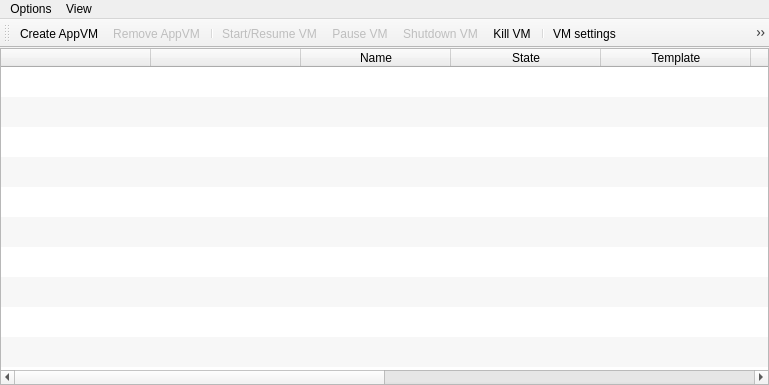
Above: mainwindow.ui from QubesOS/qubes-manager before the change. Below: the same form after it.
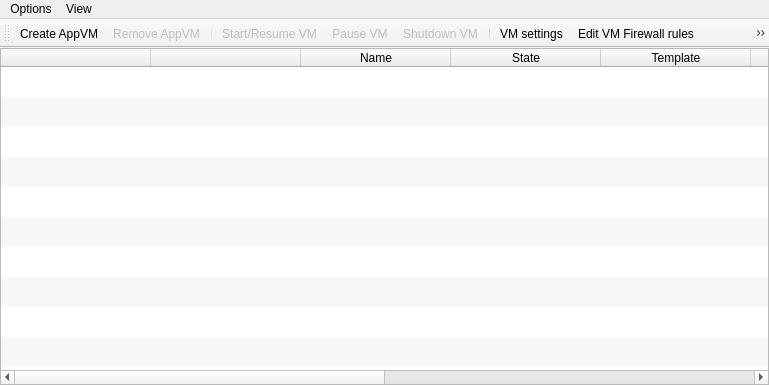
That is the form after the change. Icons and pictures are not drawn.

Patch:
```diff
--- a/mainwindow.ui
+++ b/mainwindow.ui
@@ -272,7 +272,6 @@
    <addaction name="action_resumevm"/>
    <addaction name="action_pausevm"/>
    <addaction name="action_shutdownvm"/>
-   <addaction name="action_killvm"/>
    <addaction name="separator"/>
    <addaction name="action_settings"/>
    <addaction name="action_editfwrules"/>
```
